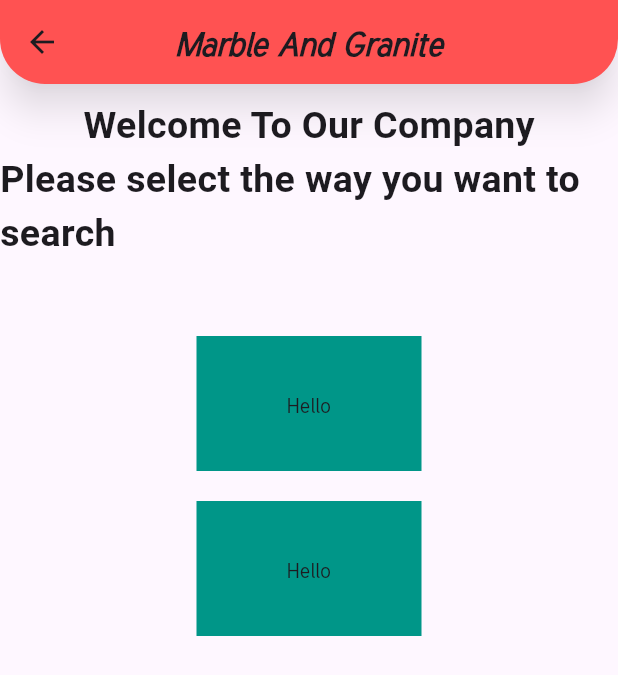
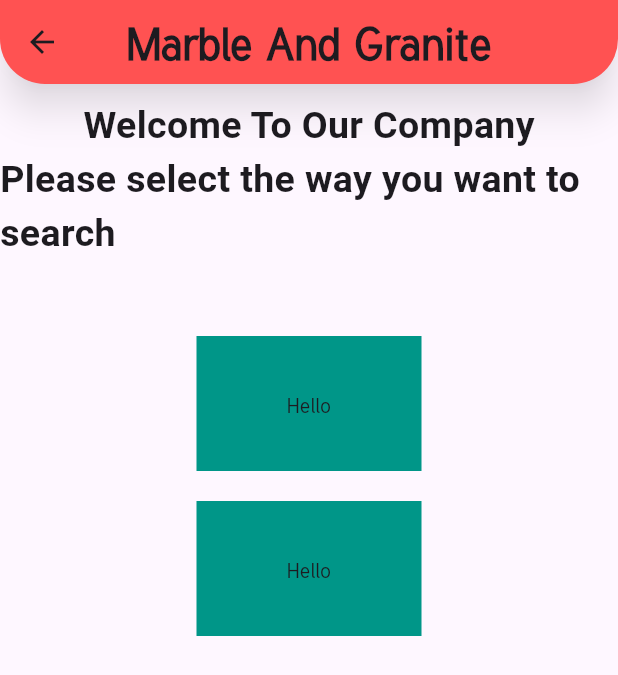
Before and after one commit to mahmoudelshihk204-cell/marble_and_granite_app, a Flutter app: the screen it shows after launch, after a tap on "Login", on a phone screen of 412 x 824 dp. Shown: the top 675 px of the screen. Run offline on Flutter 3.47's test engine with Material 3 defaults, Android fonts, the light colour scheme and no system bars; Roboto replaces fonts that are missing (Geist_Pixel).

Commit message:
font resized

```diff
--- a/lib/pages/home_page.dart
+++ b/lib/pages/home_page.dart
@@ -21,8 +21,9 @@ class HomePage extends StatelessWidget {
           'Marble And Granite',
           style: TextStyle(
             fontFamily: 'Tuffy',
-            fontStyle: FontStyle.italic,
+          //  fontStyle: FontStyle.italic,
             fontWeight: FontWeight.bold,
+            fontSize: 30
           ),
         ),
       ),
--- a/lib/pages/login_page.dart
+++ b/lib/pages/login_page.dart
@@ -26,8 +26,9 @@ class LoginPage extends StatelessWidget {
           'Marble And Granite',
           style: TextStyle(
             fontFamily: 'Tuffy',
-            fontStyle: FontStyle.italic,
+            //fontStyle: FontStyle.italic,
             fontWeight: FontWeight.bold,
+            fontSize: 30
           ),
         ),
       ),
```
